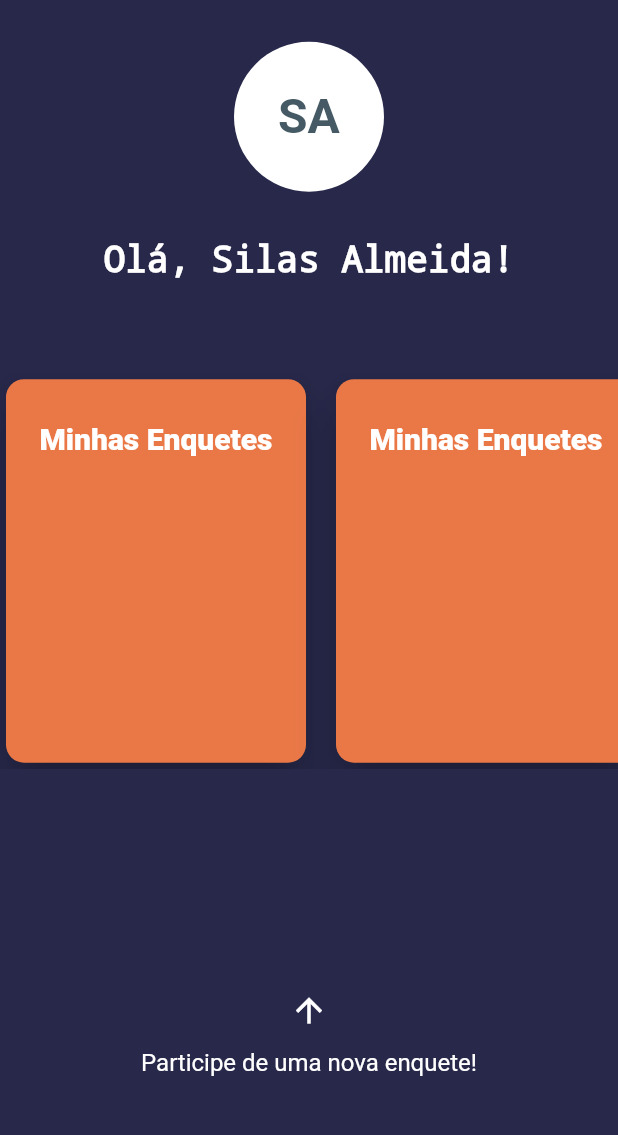
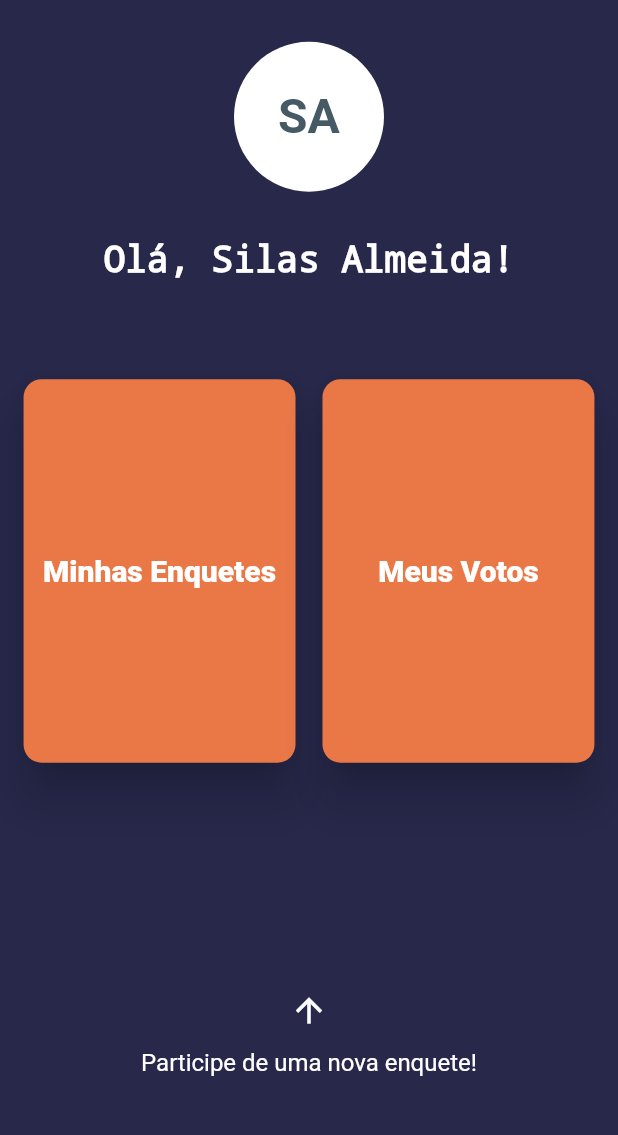
Before and after one commit to silas-almeida/Pondera, a Flutter app: the screen it shows after launch, on a phone screen of 412 x 824 dp, the part 60-1195 px from its top. Run offline on Flutter 3.47's test engine with Material 2 defaults, Android fonts, the phone set to English and light mode, and no system bars.

Commit message:
ajustes na homeScrenn

```diff
--- a/lib/screens/home-screen/components/todo-card.dart
+++ b/lib/screens/home-screen/components/todo-card.dart
@@ -7,14 +7,15 @@ class ToDoCard extends StatelessWidget {
   ToDoCard(this.text);
   @override
   Widget build(BuildContext context) {
+    final size = MediaQuery.of(context).size;
     return Card(
       elevation: 12.0,
       shape: RoundedRectangleBorder(borderRadius: BorderRadius.circular(12)),
       color: CustomColors.customOrange,
       child: Stack(children: [
         Container(
-          height: 80,
-          width: 200,
+          height: size.height * 0.34,
+          width: size.width * 0.44,
           child: Center(
             child: Text(
               text,
--- a/lib/screens/home-screen/home-screen.dart
+++ b/lib/screens/home-screen/home-screen.dart
@@ -65,18 +65,30 @@ class HomeScreen extends StatelessWidget {
                   ),
                   Container(
                     height: size.height * 0.32,
-                    child: ListView.separated(
-                      itemCount: 2,
-                      itemBuilder: (ctx, index) {
-                        return ToDoCard('Minhas Enquetes');
-                      },
-                      separatorBuilder: (ctx, index) {
-                        return SizedBox(
-                          width: 12,
-                        );
-                      },
-                      scrollDirection: Axis.horizontal,
+                    margin: const EdgeInsets.symmetric(horizontal: 10),
+                    child: Row(
+                      mainAxisAlignment: MainAxisAlignment.center,
+                      children: [
+                        ToDoCard('Minhas Enquetes'),
+                        const SizedBox(
+                          width: 10,
+                        ),
+                        ToDoCard('Meus Votos'),
+                      ],
                     ),
+                    // child: ListView.separated(
+                    //   padding: EdgeInsets.symmetric(horizontal: 20),
+                    //   itemCount: 2,
+                    //   itemBuilder: (ctx, index) {
+                    //     return ToDoCard('Minhas Enquetes');
+                    //   },
+                    //   separatorBuilder: (ctx, index) {
+                    //     return SizedBox(
+                    //       width: size.width * 0.03,
+                    //     );
+                    //   },
+                    //   scrollDirection: Axis.horizontal,
+                    // ),
                   ),
                   SizedBox(
                     height: size.height * 0.18,
```
